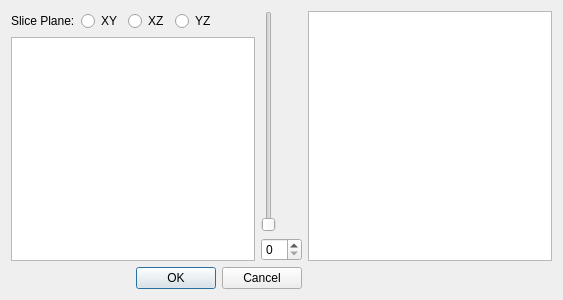
Before: the Qt Designer form doctors/geomdialog.ui in eNorris/thesis, drawn with Qt 5.
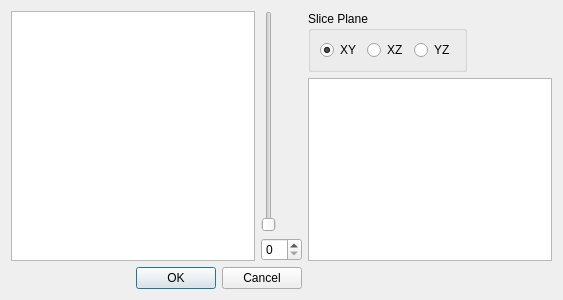
After: the same form once the commit is applied.

Commit message: The slider and spinner in the GeomDialog are now linked

```diff
--- a/doctors/geomdialog.ui
+++ b/doctors/geomdialog.ui
@@ -14,7 +14,7 @@
    <string>Dialog</string>
   </property>
   <layout class="QGridLayout" name="gridLayout_2">
-   <item row="2" column="0" colspan="2">
+   <item row="3" column="0" colspan="2">
     <widget class="QDialogButtonBox" name="buttonBox">
      <property name="orientation">
       <enum>Qt::Horizontal</enum>
@@ -24,23 +24,38 @@
      </property>
     </widget>
    </item>
-   <item row="1" column="0">
-    <widget class="QGraphicsView" name="graphicsView"/>
+   <item row="1" column="3" rowspan="2">
+    <widget class="QListView" name="listView_2">
+     <property name="sizePolicy">
+      <sizepolicy hsizetype="Expanding" vsizetype="Expanding">
+       <horstretch>0</horstretch>
+       <verstretch>0</verstretch>
+      </sizepolicy>
+     </property>
+    </widget>
    </item>
-   <item row="0" column="0">
+   <item row="0" column="3">
     <layout class="QHBoxLayout" name="horizontalLayout">
      <item>
-      <widget class="QLabel" name="label">
-       <property name="text">
-        <string>Slice Plane:</string>
+      <widget class="QGroupBox" name="slicePlaneGroupBox">
+       <property name="sizePolicy">
+        <sizepolicy hsizetype="Preferred" vsizetype="Preferred">
+         <horstretch>0</horstretch>
+         <verstretch>0</verstretch>
+        </sizepolicy>
        </property>
-      </widget>
-     </item>
+       <property name="title">
+        <string>Slice Plane</string>
+       </property>
+       <layout class="QHBoxLayout" name="horizontalLayout_2">
      <item>
       <widget class="QRadioButton" name="xyRadioButton">
        <property name="text">
         <string>XY</string>
        </property>
+          <property name="checked">
+           <bool>true</bool>
+          </property>
       </widget>
      </item>
      <item>
@@ -57,6 +72,9 @@
        </property>
       </widget>
      </item>
+       </layout>
+      </widget>
+     </item>
      <item>
       <spacer name="horizontalSpacer">
        <property name="orientation">
@@ -72,23 +90,23 @@
      </item>
     </layout>
    </item>
-   <item row="0" column="2" rowspan="2">
-    <widget class="QListView" name="listView_2"/>
-   </item>
-   <item row="0" column="1" rowspan="2">
+   <item row="0" column="1" rowspan="3">
     <layout class="QGridLayout" name="gridLayout">
      <item row="0" column="0">
-      <widget class="QSlider" name="verticalSlider">
+      <widget class="QSlider" name="sliceVerticalSlider">
        <property name="orientation">
         <enum>Qt::Vertical</enum>
        </property>
       </widget>
      </item>
      <item row="1" column="0">
-      <widget class="QSpinBox" name="spinBox"/>
+      <widget class="QSpinBox" name="sliceSpinBox"/>
      </item>
     </layout>
    </item>
+   <item row="0" column="0" rowspan="3">
+    <widget class="QGraphicsView" name="graphicsView"/>
+   </item>
   </layout>
  </widget>
  <resources/>
```
Lines whose indentation alone changed are shown as unchanged. The commit also changes 3 other files.
